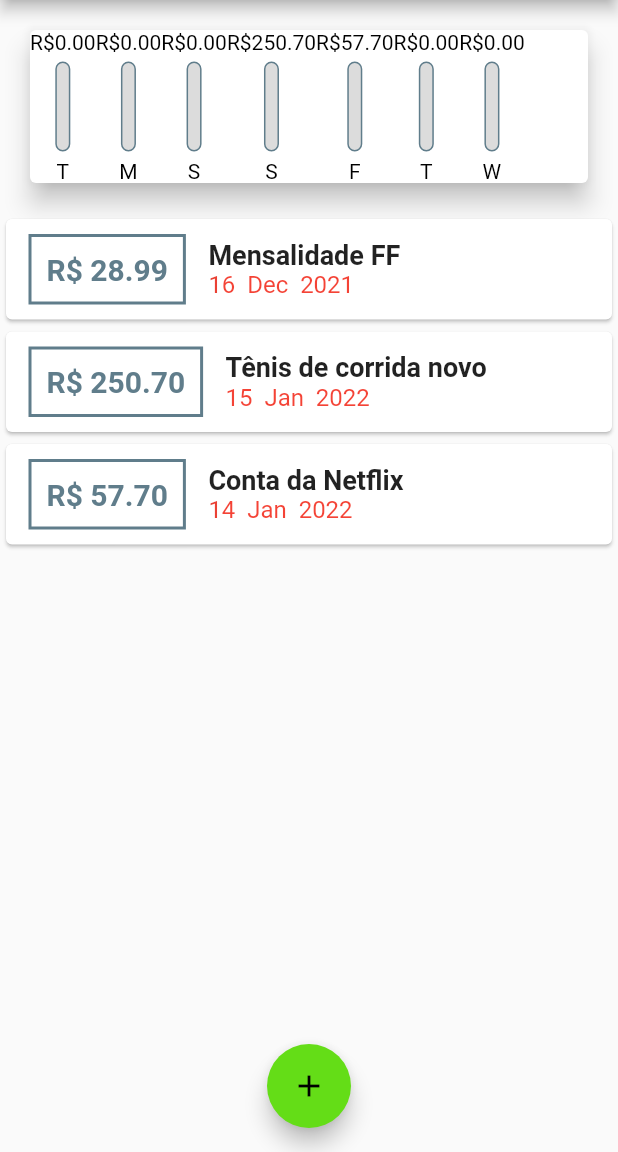
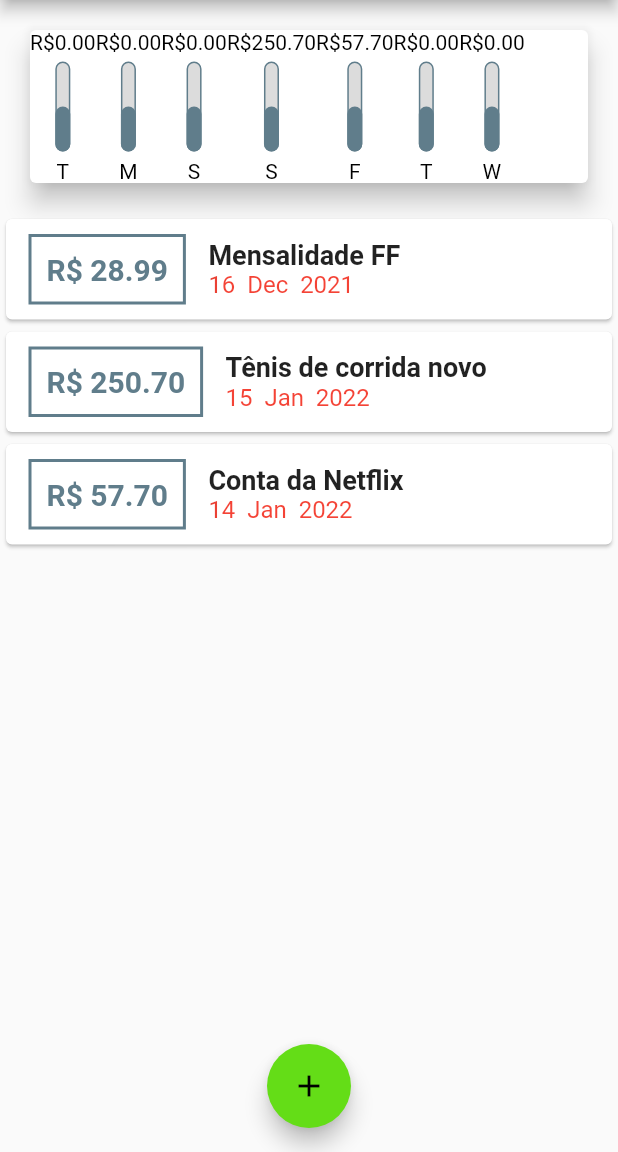
Before and after one commit to SamantthaRM/Despesas, a Flutter app: the screen it shows after launch, on a phone screen of 412 x 824 dp, the part 84-1236 px from its top. Run offline on Flutter 3.47's test engine with Material 2 defaults, Android fonts, the phone set to English and light mode, and no system bars; Roboto replaces fonts that are missing (RobotoCondensed-BoldItalic).

Commit message:
dinâmica de gráfico

```diff
--- a/lib/components/chart_bar.dart
+++ b/lib/components/chart_bar.dart
@@ -22,6 +22,7 @@ class ChartBar  extends StatelessWidget {
             height: 60,
             width: 10,
             child: Stack(
+              alignment: Alignment.bottomCenter,
              children: <Widget>[
                Container(
                  decoration: BoxDecoration(
@@ -36,7 +37,10 @@ class ChartBar  extends StatelessWidget {
                FractionallySizedBox(
                  heightFactor: percentage,
                  child: Container(
-                   decoration: ,
+                   decoration: BoxDecoration(
+                     color: Theme.of(context).primaryColor,
+                     borderRadius: BorderRadius.circular(5)
+                   ) ,
                  ),
                ),
              ],
--- a/lib/components/chart_w.dart
+++ b/lib/components/chart_w.dart
@@ -38,6 +38,10 @@ class Chart extends StatelessWidget {
     });
   }
 
+  double get _weekTotalValue {
+    return groupedTransacitons.fold()
+  }
+
 
   @override
 
@@ -52,7 +56,7 @@ class Chart extends StatelessWidget {
           return ChartBar(
             label: tr ['day'].toString(),
             value: tr ['value'] as double,
-            percentage: 0,
+            percentage: 0.5,
             );
            }).toList(),
       ),
```
